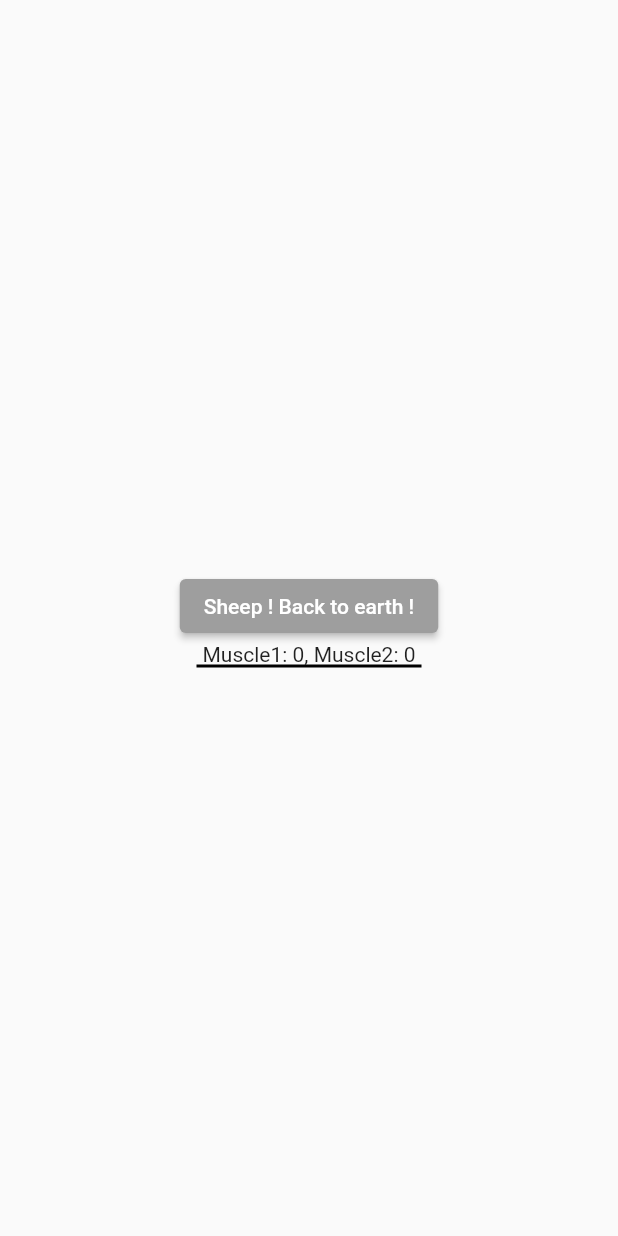
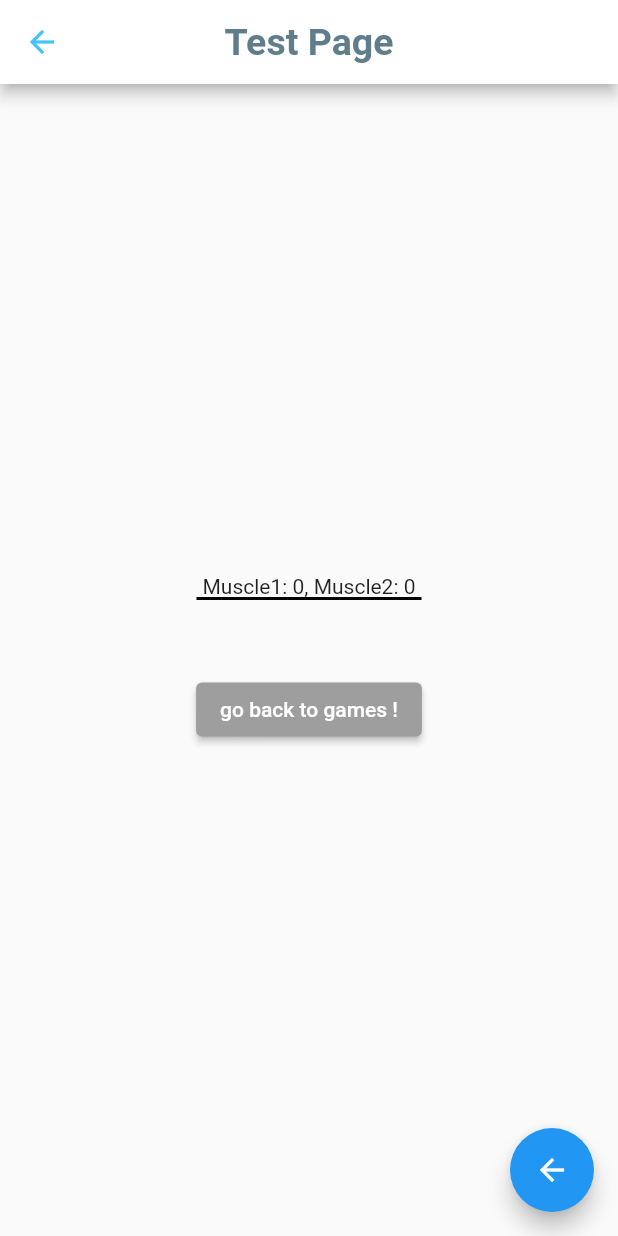
Before and after one commit to Orange-OpenSource/BaahBox-Flutter-android, a Flutter app: the screen it shows after launch, after a tap on "Star", on a phone screen of 412 x 824 dp. Run offline on Flutter 3.47's test engine with Material 2 defaults, Android fonts, the phone set to English and light mode, and no system bars; our stand-ins replace get; missing offline and left inert: flutter_reactive_ble, location_permissions.

Commit message:
added test game to validate the connextion (with one input from muscle1) updated connexion page

```diff
--- a/baahbox/lib/games/sheepGame.dart
+++ b/baahbox/lib/games/sheepGame.dart
@@ -26,32 +26,9 @@ class SheepGame extends StatelessWidget {
             child: const Text('Sheep ! Back to earth !'),
           ),
           Text(c.musclesInput.describe()),
-                  Star()
         ]
         )
     )
     ));
   }
 }
-
-class Star extends StatelessWidget {
-  const Star ({super.key});
-
-
-  @override
-  Widget build(BuildContext context) {
-    final Controller controller = Get.find();
-    return Obx(() =>
-        Container(
-          width: 150,
-          height: (controller.musclesInput.muscle1).toDouble() / 5,
-          decoration: BoxDecoration(
-            color: Colors.blue,
-            border: Border.all(),
-          ),
-
-          child: Text(controller.musclesInput.describe())
-    )
-    );
-    }
-}
--- /dev/null
+++ b/baahbox/lib/games/testGame.dart
@@ -0,0 +1,76 @@
+
+import 'package:flutter/material.dart';
+import 'dart:async';
+import 'dart:io' show Platform;
+import 'package:baahbox/model/sensorInput.dart';
+import 'package:baahbox/welcome.dart';
+import 'package:baahbox/controllers/appController.dart';
+import 'package:get/get.dart';
+
+class TestGame extends StatelessWidget {
+  @override
+  Widget build(context) {
+    final Controller c = Get.find();
+    return Obx(() =>
+        Scaffold(
+            appBar: AppBar(
+              backgroundColor: Colors.white,
+              titleTextStyle: TextStyle(
+                  color: Colors.blueGrey,
+                  fontWeight: FontWeight.bold,
+                  fontSize: 25),
+              centerTitle: true,
+              title: Text("Test Page"),
+              leading: IconButton(
+                  icon: Icon( Icons.arrow_back,color: Colors.lightBlueAccent,),
+                  onPressed: () => Get.to(() => WelcomePage(),)
+              ),
+            ),
+            body: Container(alignment: Alignment.center,
+              child:
+                Column(mainAxisSize: MainAxisSize.max,
+                    mainAxisAlignment: MainAxisAlignment.center,
+                    crossAxisAlignment: CrossAxisAlignment.center,
+                    children: [
+                      Text(c.musclesInput.describe()),
+                      sensorTest(),
+                      SizedBox(height: 50,),
+                      ElevatedButton(
+                        style: ElevatedButton.styleFrom(
+                          foregroundColor: Colors.white,
+                          backgroundColor: Colors.grey, // foreground
+                        ),
+                        onPressed: () => Get.back(),
+                        child: const Text('go back to games !'),
+                      )
+                    ]
+                )
+            ), floatingActionButton: FloatingActionButton(
+          onPressed: () => Get.back(),
+          tooltip: 'Increment',
+          child: const Icon(Icons.arrow_back),
+        ), //
+            )
+        );
+  }
+}
+
+class sensorTest extends StatelessWidget {
+  const sensorTest ({super.key});
+  @override
+  Widget build(BuildContext context) {
+    final Controller controller = Get.find();
+    return Obx(() =>
+        Container(
+            width: 150,
+            height: (controller.musclesInput.muscle1).toDouble() / 5,
+            decoration: BoxDecoration(
+              color: Colors.blue,
+              border: Border.all(),
+            ),
+
+            child: Text(controller.musclesInput.describe())
+        )
+    );
+  }
+}
--- a/baahbox/lib/settings.dart
+++ b/baahbox/lib/settings.dart
@@ -18,7 +18,7 @@ class SettingsPage extends StatelessWidget {
           centerTitle: true,
           title: Text("Settings"),
           leading: IconButton(
-              icon: Icon( Icons.keyboard_arrow_left_sharp,color: Colors.lightBlueAccent,),
+              icon: Icon( Icons.arrow_back,color: Colors.lightBlueAccent,),
               onPressed: () => Get.to(() => WelcomePage(),)
           ),
         ),
@@ -30,7 +30,7 @@ class SettingsPage extends StatelessWidget {
                 children: [
               ElevatedButton(
                   onPressed: () => Get.to(() => BleConnectionPage()),
-                  child: Text('Connection settings'))
+                  child: Text('Connexion settings'))
             ])));
   }
 }
--- a/baahbox/lib/welcome.dart
+++ b/baahbox/lib/welcome.dart
@@ -1,6 +1,6 @@
 import 'package:flutter/material.dart';
 import 'package:get/get.dart';
-import 'package:baahbox/games/sheepGame.dart';
+import 'package:baahbox/games/testGame.dart';
 import 'package:baahbox/settings.dart';
 import 'package:baahbox/controllers/appController.dart';
 
@@ -100,6 +100,6 @@ class GameRow extends StatelessWidget {
                     )
                   ])
             ])),
-        onPressed: () => Get.to(() => SheepGame()));
+        onPressed: () => Get.to(() => TestGame()));
   }
 }
```
Also changed, not shown: baahbox/lib/services/bleConnectionPage.dart (+13 -0 lines).
